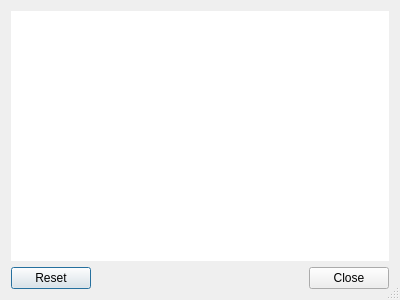
First picture: the form in plugins/perspective/GraphPerspective/designer/GraphPerspectiveLogger.ui, repository Tulip-Dev/tulip, before the edit.
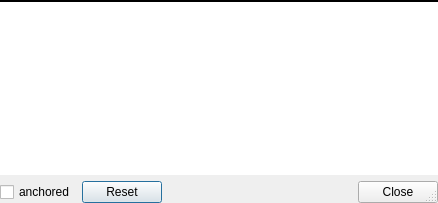
Second picture: the form after the edit.

Commit message: some rework on logger window and fix bug #864 :    - allow to switch (through a checkbox) between a fixed logger window anchored in the main Tulip interface (as in previous releases) or a logger window that can be freely moved and resized   - store logger window mode in TulipSettings    - also add a clear button

Diff of the .ui file:
```diff
--- a/plugins/perspective/GraphPerspective/designer/GraphPerspectiveLogger.ui
+++ b/plugins/perspective/GraphPerspective/designer/GraphPerspectiveLogger.ui
@@ -6,13 +6,16 @@
    <rect>
     <x>0</x>
     <y>0</y>
-    <width>400</width>
-    <height>300</height>
+    <width>438</width>
+    <height>203</height>
    </rect>
   </property>
   <property name="windowTitle">
    <string>Tulip Message Log</string>
   </property>
+  <property name="styleSheet">
+   <string notr="true"/>
+  </property>
   <property name="sizeGripEnabled">
    <bool>true</bool>
   </property>
@@ -20,8 +23,28 @@
    <bool>false</bool>
   </property>
   <layout class="QVBoxLayout" name="verticalLayout">
+   <property name="leftMargin">
+    <number>0</number>
+   </property>
+   <property name="topMargin">
+    <number>0</number>
+   </property>
+   <property name="rightMargin">
+    <number>0</number>
+   </property>
+   <property name="bottomMargin">
+    <number>0</number>
+   </property>
    <item>
     <widget class="QFrame" name="frame">
+     <property name="autoFillBackground">
+      <bool>false</bool>
+     </property>
+     <property name="styleSheet">
+      <string notr="true">QFrame {
+	border-top: 1px solid black;
+}</string>
+     </property>
      <layout class="QVBoxLayout" name="verticalLayout_2">
       <property name="leftMargin">
        <number>0</number>
@@ -61,6 +84,21 @@
     </widget>
    </item>
    <item>
+    <layout class="QHBoxLayout" name="horizontalLayout">
+     <item>
+      <widget class="QCheckBox" name="anchoredCB">
+       <property name="toolTip">
+        <string>Anchor the logger window to the the main Tulip interface</string>
+       </property>
+       <property name="text">
+        <string>anchored</string>
+       </property>
+       <property name="checked">
+        <bool>false</bool>
+       </property>
+      </widget>
+     </item>
+     <item>
     <widget class="QDialogButtonBox" name="buttonBox">
      <property name="standardButtons">
       <set>QDialogButtonBox::Close|QDialogButtonBox::Reset</set>
@@ -71,6 +109,8 @@
     </widget>
    </item>
   </layout>
+   </item>
+  </layout>
  </widget>
  <resources/>
  <connections>
```
Left out of the diff: 2 changed lines with no effect on the pictures. Lines whose indentation alone changed are shown as unchanged. The commit also changes 6 other files.
